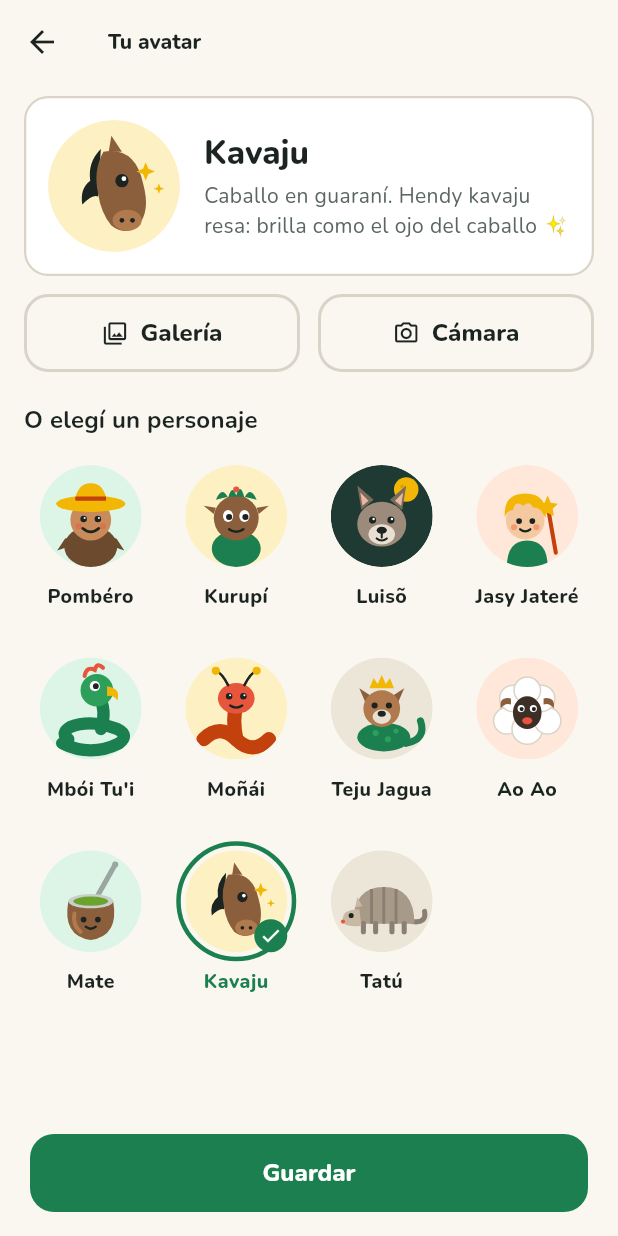
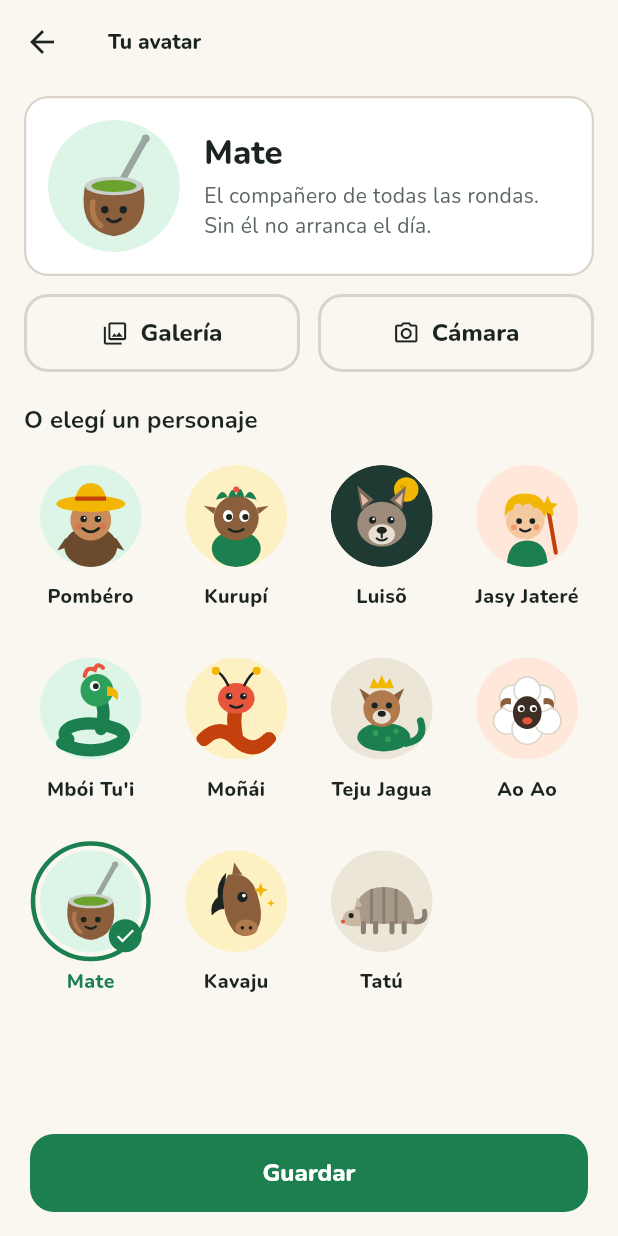
Before and after one commit to dead-prooff/nee_app, a Flutter app: the AvatarEditorScreen screen opened directly, on a phone screen of 412 x 824 dp. Run offline on Flutter 3.47's test engine with Material 3 defaults, Android fonts, the phone set to English and light mode, and no system bars; our stand-ins replace audioplayers, flutter_svg, image_picker, share_plus, shared_preferences; accounts and stored records are empty.

Commit message:
Avatar predeterminado: mate en lugar de kavaju
Quien no elige avatar (o salta ese paso del registro) ahora tiene el
mate. Doña Rosa conserva el suyo (también el mate).

Co-Authored-By: Claude Opus 5.5 <noreply@anthropic.com>

```diff
--- a/lib/features/profile/avatars.dart
+++ b/lib/features/profile/avatars.dart
@@ -98,7 +98,7 @@ const avatars = [
 ];
 
 /// Avatar del usuario si todavía no eligió ninguno.
-const defaultAvatarId = 'kavaju';
+const defaultAvatarId = 'mate';
 
 AvatarInfo avatarById(String id) => avatars.firstWhere(
   (a) => a.id == id,
```
Also changed, not shown: 1 other file.
